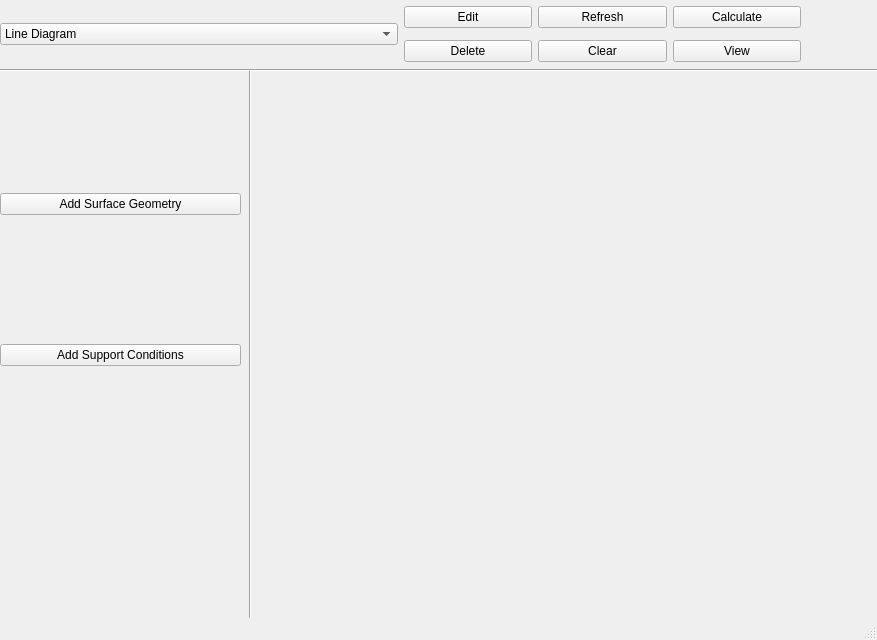
Old version of the form SlabGUI/SlabGUI.ui in the repository Haudkozaur/masterThesis.
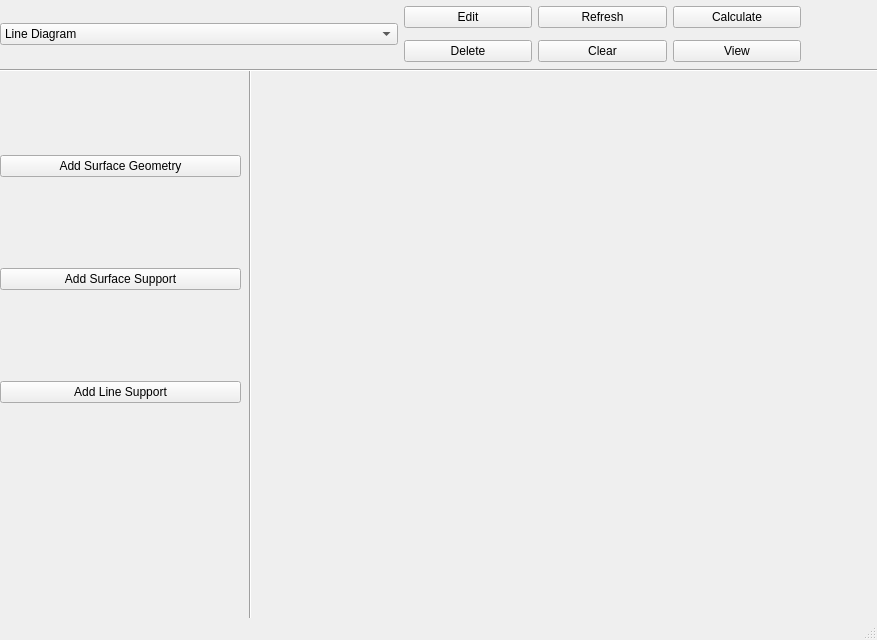
New version of the form.

Commit message: working on surface supports

What changed in the file:
```diff
--- a/SlabGUI/SlabGUI.ui
+++ b/SlabGUI/SlabGUI.ui
@@ -147,10 +147,17 @@
        </property>
       </widget>
      </item>
+     <item>
+      <widget class="QPushButton" name="addSurfaceSupportButton">
+       <property name="text">
+        <string>Add Surface Support</string>
+       </property>
+      </widget>
+     </item>
      <item>
       <widget class="QPushButton" name="addSupportConditionsButton">
        <property name="text">
-        <string>Add Support Conditions</string>
+        <string>Add Line Support</string>
        </property>
       </widget>
      </item>
```
The commit also changes 8 other files.
